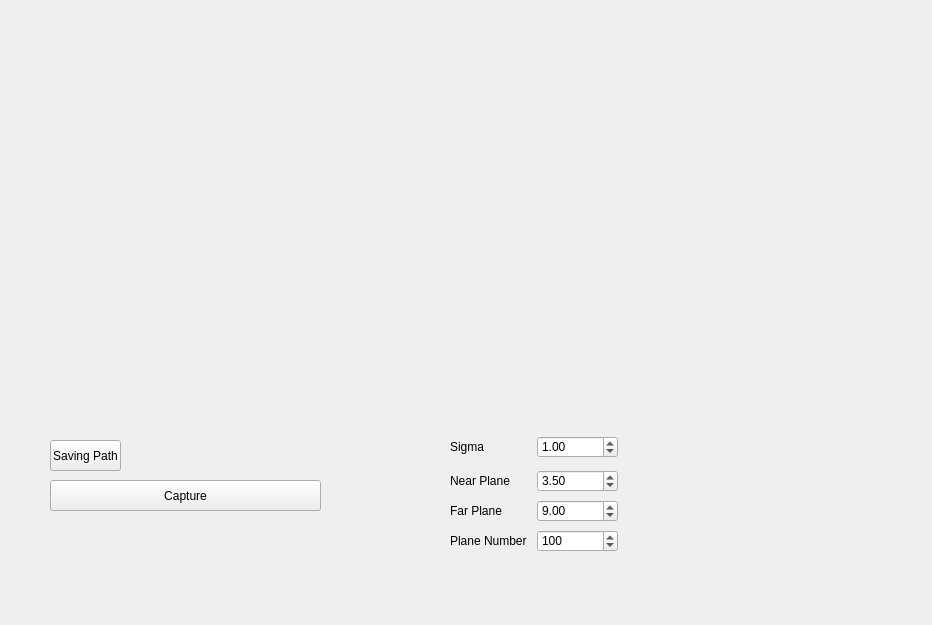
This is src/mainWidget.ui in ezheng/viewSyn as Qt 5 draws it before an edit. The edited form follows.
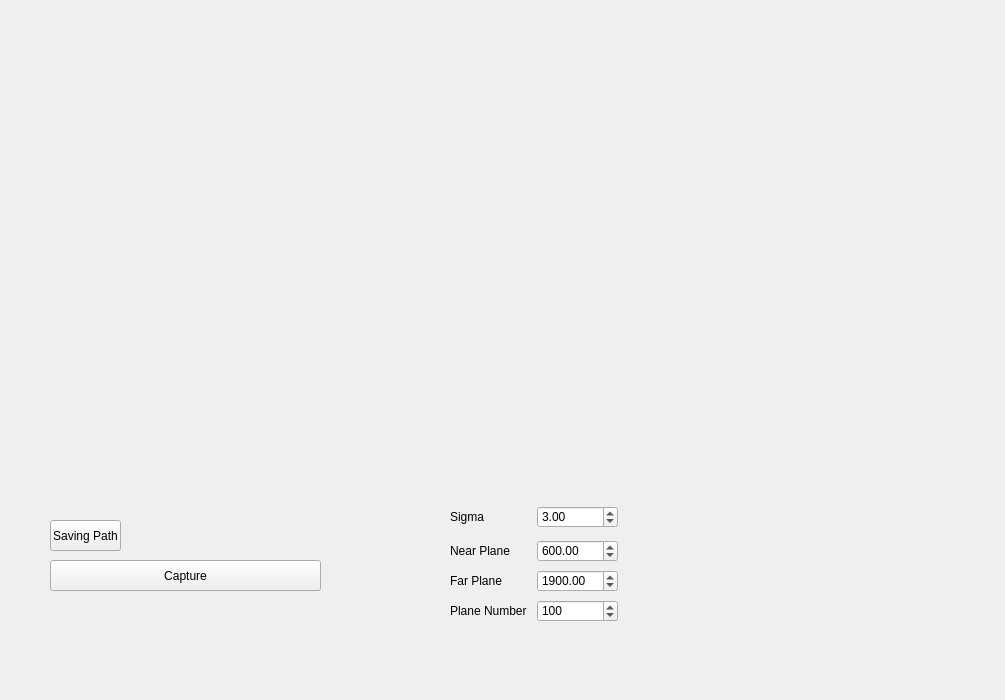
This is the edited form.

```diff
--- a/src/mainWidget.ui
+++ b/src/mainWidget.ui
@@ -9,8 +9,8 @@
    <rect>
     <x>0</x>
     <y>0</y>
-    <width>932</width>
-    <height>625</height>
+    <width>1005</width>
+    <height>700</height>
    </rect>
   </property>
   <property name="sizePolicy">
@@ -151,7 +151,7 @@
    <property name="geometry">
     <rect>
      <x>50</x>
-     <y>440</y>
+     <y>520</y>
      <width>71</width>
      <height>31</height>
     </rect>
@@ -164,7 +164,7 @@
    <property name="geometry">
     <rect>
      <x>50</x>
-     <y>480</y>
+     <y>560</y>
      <width>271</width>
      <height>31</height>
     </rect>
@@ -177,7 +177,7 @@
    <property name="geometry">
     <rect>
      <x>450</x>
-     <y>470</y>
+     <y>540</y>
      <width>168</width>
      <height>22</height>
     </rect>
@@ -193,13 +193,13 @@
     <item>
      <widget class="QDoubleSpinBox" name="doubleSpinBox_nearPlane">
       <property name="maximum">
-       <double>999.990000000000009</double>
+       <double>9999.989999999999782</double>
       </property>
       <property name="singleStep">
        <double>1.000000000000000</double>
       </property>
       <property name="value">
-       <double>3.500000000000000</double>
+       <double>600.000000000000000</double>
       </property>
      </widget>
     </item>
@@ -209,7 +209,7 @@
    <property name="geometry">
     <rect>
      <x>450</x>
-     <y>500</y>
+     <y>570</y>
      <width>168</width>
      <height>22</height>
     </rect>
@@ -225,13 +225,13 @@
     <item>
      <widget class="QDoubleSpinBox" name="doubleSpinBox_farPlane">
       <property name="maximum">
-       <double>999.990000000000009</double>
+       <double>9999.989999999999782</double>
       </property>
       <property name="singleStep">
        <double>0.500000000000000</double>
       </property>
       <property name="value">
-       <double>9.000000000000000</double>
+       <double>1900.000000000000000</double>
       </property>
      </widget>
     </item>
@@ -241,7 +241,7 @@
    <property name="geometry">
     <rect>
      <x>450</x>
-     <y>530</y>
+     <y>600</y>
      <width>168</width>
      <height>22</height>
     </rect>
@@ -276,7 +276,7 @@
    <property name="geometry">
     <rect>
      <x>450</x>
-     <y>436</y>
+     <y>506</y>
      <width>168</width>
      <height>22</height>
     </rect>
@@ -298,7 +298,7 @@
        <double>0.500000000000000</double>
       </property>
       <property name="value">
-       <double>1.000000000000000</double>
+       <double>3.000000000000000</double>
       </property>
      </widget>
     </item>
```
